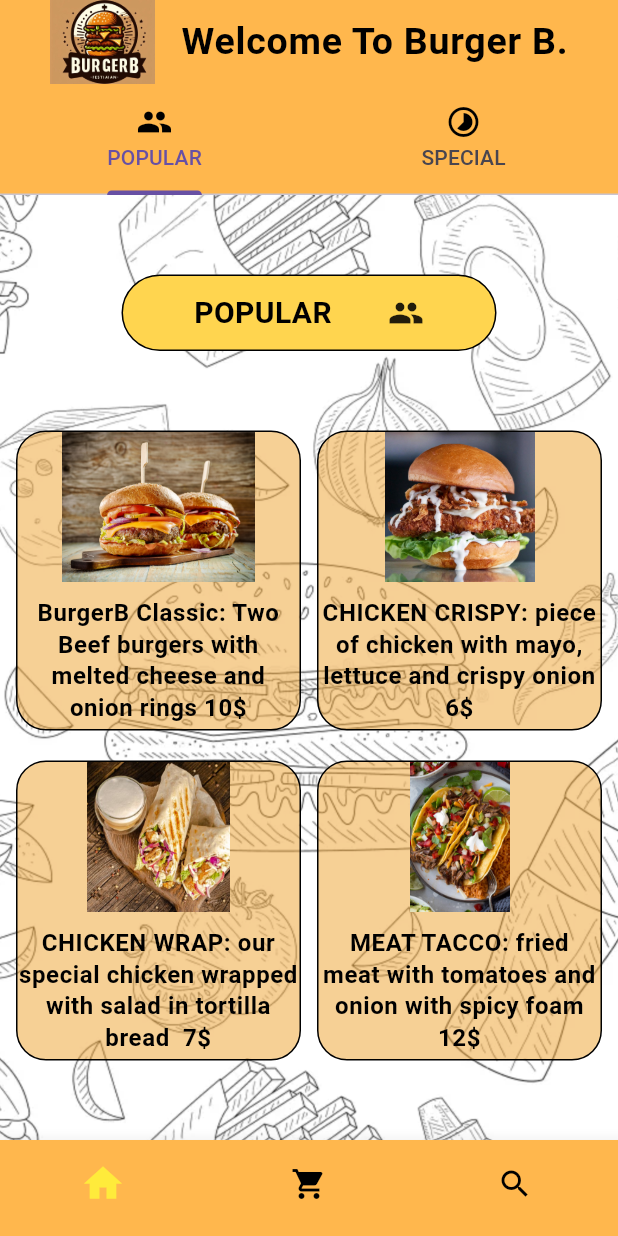
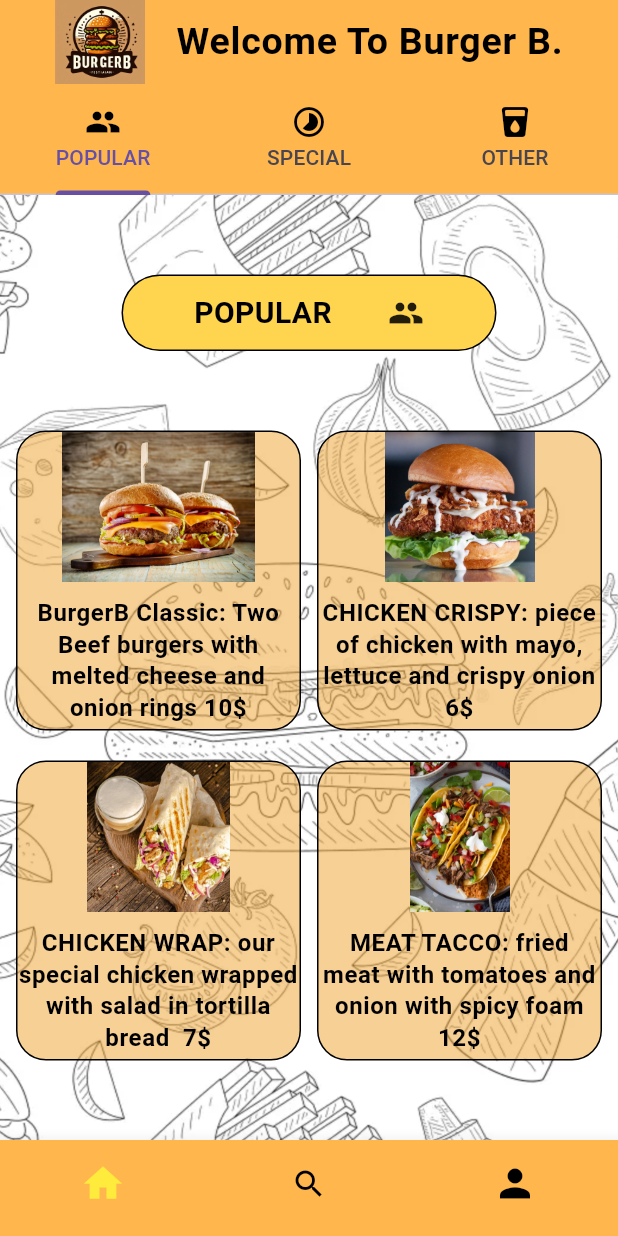
Before and after one commit to YasmineRaef/Food_Ordering_App, a Flutter app: the screen it shows after launch, after a tap on "Welcome 😎", on a phone screen of 412 x 824 dp. Run offline on Flutter 3.47's test engine with Material 3 defaults, Android fonts, the phone set to English and light mode, and no system bars; our stand-ins replace gap.

Commit message:
Updating UI

```diff
--- a/lib/app/app.dart
+++ b/lib/app/app.dart
@@ -1,7 +1,7 @@
 import 'package:burger_b_food/presentation/customs/custom_bottom_bar.dart';
 import 'package:burger_b_food/presentation/pages/home_page.dart';
+import 'package:burger_b_food/presentation/pages/locations.dart';
 import 'package:burger_b_food/presentation/pages/orders_page.dart';
-import 'package:burger_b_food/presentation/pages/locations.dart';
 import 'package:burger_b_food/presentation/pages/welcome_page.dart';
 import 'package:burger_b_food/presentation/resources/theme_manager.dart';
 import 'package:flutter/material.dart';
--- a/lib/presentation/customs/assigning_data.dart
+++ b/lib/presentation/customs/assigning_data.dart
@@ -3,23 +3,28 @@ import 'package:burger_b_food/presentation/customs/list_of_details.dart';
 import 'package:flutter/material.dart';
 import 'package:gap/gap.dart';
 
-bool tabChecker(String tabName) {
+int tabChecker(String tabName) {
   if (tabName == 'POPULAR') {
-    return true;
+    return 1;
+  } else if (tabName == 'SPECIAL') {
+    return 2;
   } else {
-    return false;
+    return 3;
   }
 }
 
 Widget giveData(String nameTab) {
   List listPath;
   List listDes;
-  if (tabChecker(nameTab) == true) {
+  if (tabChecker(nameTab) == 1) {
     listPath = burgerDataPth;
     listDes = burgerDataDes;
-  } else {
+  } else if (tabChecker(nameTab) == 2) {
     listPath = burgerDataPthSpecial;
     listDes = burgerDataDesSpecial;
+  } else {
+    listPath = drinksPth;
+    listDes = drinksDes;
   }
   return Column(children: [
     Row(mainAxisAlignment: MainAxisAlignment.spaceEvenly, children: [
--- a/lib/presentation/customs/custom_bottom_bar.dart
+++ b/lib/presentation/customs/custom_bottom_bar.dart
@@ -1,8 +1,7 @@
 import 'package:burger_b_food/presentation/pages/home_page.dart';
 import 'package:burger_b_food/presentation/pages/locations.dart';
-import 'package:burger_b_food/presentation/pages/orders_page.dart';
+import 'package:burger_b_food/presentation/pages/sign_up.dart';
 import 'package:flutter/material.dart';
-
 
 class CustomBottomBar extends StatefulWidget {
   const CustomBottomBar({super.key});
@@ -15,8 +14,8 @@ class _CustomBottomBarState extends State<CustomBottomBar> {
   late int _selectedIndex = 0;
   static final List<Widget> _widgetOptions = <Widget>[
     const HomePage(), //_widgetOptions[0]
-    const OrdersPage(),
-    const FindNearLocationPage()
+    const FindNearLocationPage(),
+    const SignInPage()
   ];
 
   void _onItemTapped(int index) {
@@ -32,9 +31,9 @@ class _CustomBottomBarState extends State<CustomBottomBar> {
         bottomNavigationBar: BottomNavigationBar(items: const [
           BottomNavigationBarItem(
               icon: Icon(Icons.home, size: 30), label: "Home"),
+          BottomNavigationBarItem(icon: Icon(Icons.search), label: "Search"),
           BottomNavigationBarItem(
-              icon: Icon(Icons.shopping_cart), label: "Orders"),
-          BottomNavigationBarItem(icon: Icon(Icons.search), label: "Search")
+              icon: Icon(Icons.person, size: 30), label: "SignIn")
         ], onTap: _onItemTapped, currentIndex: _selectedIndex));
   }
 }
--- a/lib/presentation/customs/custom_widgets.dart
+++ b/lib/presentation/customs/custom_widgets.dart
@@ -69,3 +69,16 @@ class CustomCard extends StatelessWidget {
         ]));
   }
 }
+
+class BadgeShop extends StatelessWidget {
+  const BadgeShop({super.key});
+
+  @override
+  Widget build(BuildContext context) {
+    return Row(mainAxisAlignment: MainAxisAlignment.spaceEvenly, children: [
+      const SizedBox(
+          height: 60, child: Image(image: AssetImage('Images/BurgerLogo.jpg'))),
+      Text("Welcome To Burger B.", style: Theme.of(context).textTheme.bodyLarge)
+    ]);
+  }
+}
--- a/lib/presentation/customs/list_of_details.dart
+++ b/lib/presentation/customs/list_of_details.dart
@@ -1,3 +1,5 @@
+import 'package:flutter/material.dart';
+
 List<String> burgerDataPthSpecial = [
   'Images/special1.png',
   'Images/combo2.png',
@@ -23,3 +25,25 @@ List<String> burgerDataDes = [
   'CHICKEN WRAP: our special chicken wrapped with salad in tortilla bread  7\$',
   'MEAT TACCO: fried meat with tomatoes and onion with spicy foam 12\$'
 ];
+
+List<String> drinksPth = [
+  'Images/coffeePic.jpeg',
+  'Images/softPic.jpeg',
+  'Images/smoothiePic.jpeg',
+  'Images/icePic.jpeg'
+];
+List<String> drinksDes = [
+  'COFFEE: Try out our delicious coffee  3\$',
+  'SOFT DRINKS: All types of soft drinks all in one place 2\$',
+  'SMOOTHIE:  All smoothie flavors pick what you want 4\$',
+  'ICE-CREAM: Try our homemade ice cream flavors 5\$'
+];
+
+List<String> hintLabels = ['Name', 'Telephone Number'];
+
+List<String> tabName = ['POPULAR', 'SPECIAL', 'OTHER'];
+List<IconData> tabIcon = [
+  Icons.people,
+  Icons.timelapse,
+  Icons.local_drink_rounded
+];
--- a/lib/presentation/pages/home_page.dart
+++ b/lib/presentation/pages/home_page.dart
@@ -1,4 +1,5 @@
 import 'package:burger_b_food/presentation/customs/custom_widgets.dart';
+import 'package:burger_b_food/presentation/customs/list_of_details.dart';
 import 'package:flutter/material.dart';
 
 class HomePage extends StatelessWidget {
@@ -7,7 +8,7 @@ class HomePage extends StatelessWidget {
   @override
   Widget build(BuildContext context) {
     return DefaultTabController(
-      length: 2,
+      length: 3,
       child: Scaffold(
           appBar: AppBar(
               bottom: const TabBar(tabs: [
@@ -16,22 +17,12 @@ class HomePage extends StatelessWidget {
                     icon: Icon(Icons.people, color: Colors.black)),
                 Tab(
                     text: 'SPECIAL',
-                  icon: Icon(
-                    Icons.timelapse,
-                    color: Colors.black,
-                  ))
+                    icon: Icon(Icons.timelapse, color: Colors.black)),
+                Tab(
+                    text: 'OTHER',
+                    icon: Icon(Icons.local_drink_rounded, color: Colors.black))
               ]),
-            title: Row(
-              mainAxisAlignment: MainAxisAlignment.spaceEvenly,
-              children: [
-                const SizedBox(
-                    height: 70,
-                    child: Image(image: AssetImage('Images/BurgerLogo.jpg'))),
-                Text("Welcome To Burger B.",
-                    style: Theme.of(context).textTheme.bodyLarge)
-              ],
-            ),
-          ),
+              title: const BadgeShop()),
           body: const Stack(children: [
             Image(
                 fit: BoxFit.cover,
@@ -48,9 +39,10 @@ class TabBarContents extends StatelessWidget {
 
   @override
   Widget build(BuildContext context) {
-    return const TabBarView(children: [
-      CustomCardsView(tabName: 'POPULAR', tabIcon: Icons.people),
-      CustomCardsView(tabName: 'SPECIAL', tabIcon: Icons.timelapse)
+    return TabBarView(children: [
+      for (int i = 0; i < 3; i++) ...[
+        CustomCardsView(tabName: tabName[i], tabIcon: tabIcon[i])
+      ]
     ]);
   }
 }
--- a/lib/presentation/resources/theme_manager.dart
+++ b/lib/presentation/resources/theme_manager.dart
@@ -29,6 +29,14 @@ class AppTheme {
             style: ButtonStyle(
                 backgroundColor:
                     MaterialStateProperty.all(Colors.amber.shade900))),
-        appBarTheme: AppBarTheme(backgroundColor: Colors.orange.shade300));
+        appBarTheme: AppBarTheme(backgroundColor: Colors.orange.shade300),
+        inputDecorationTheme: InputDecorationTheme(
+            border: const OutlineInputBorder(
+                borderRadius: BorderRadius.all(Radius.circular(20))),
+            filled: true,
+            fillColor: Colors.grey.shade300,
+            focusedBorder: OutlineInputBorder(
+                borderSide: BorderSide(color: Colors.orange.shade800),
+                borderRadius: const BorderRadius.all(Radius.circular(20)))));
   }
 }
```
Also changed, not shown: lib/presentation/pages/locations.dart (+27 -2 lines), lib/presentation/pages/orders_page.dart (+11 -4 lines), lib/presentation/pages/sign_up.dart (added, +40 -0 lines), Images/coffeePic.jpeg (added), Images/icePic.jpeg (added), Images/smoothiePic.jpeg (added), Images/softPic.jpeg (added). Lines whose indentation alone changed are shown as unchanged.
